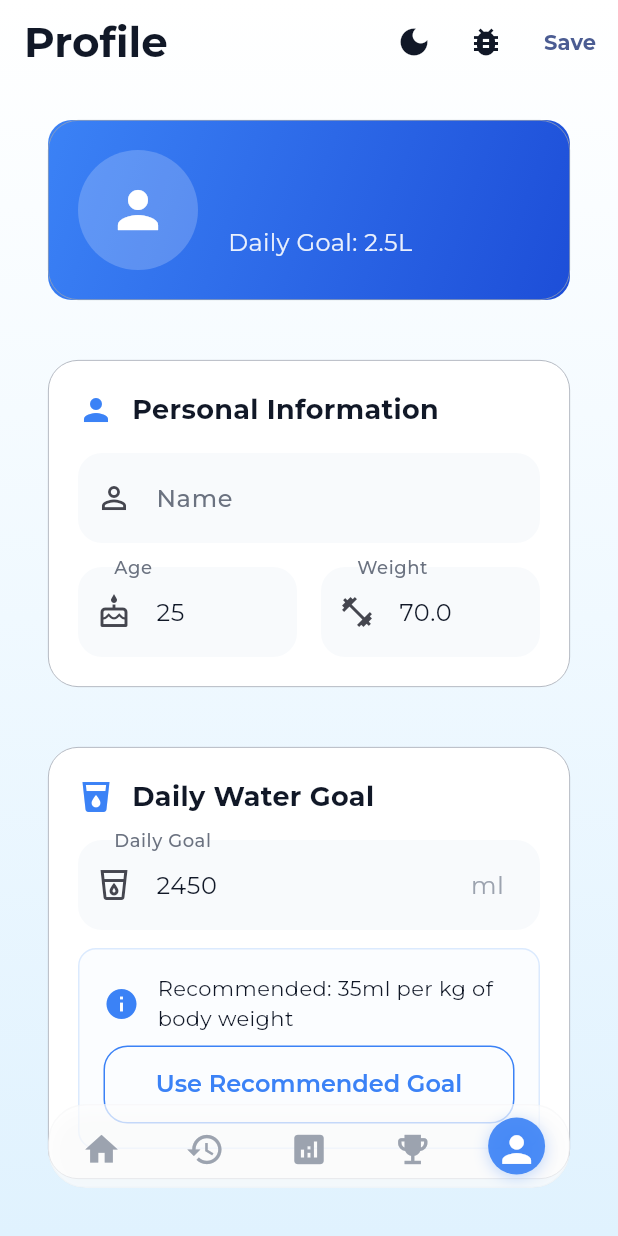
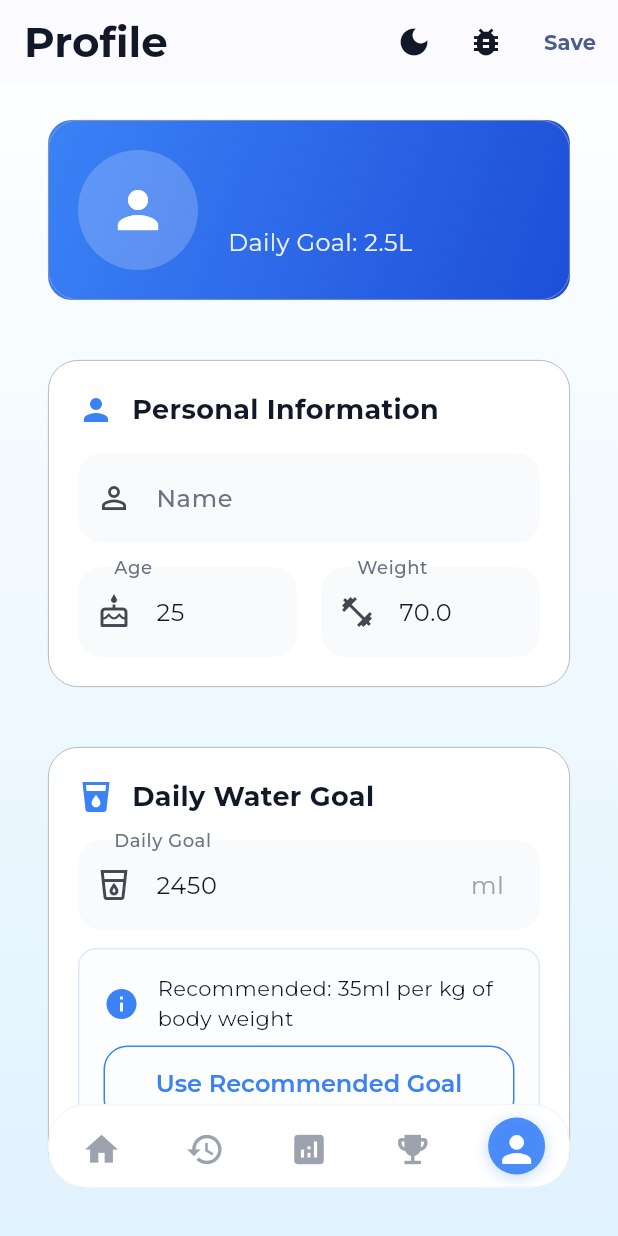
Before and after one commit to FatihHDR/hydrify, a Flutter app: the MainScreen screen opened directly, item 5 of the bottom bar chosen, on a phone screen of 412 x 824 dp. Run offline on Flutter 3.47's test engine with Material 3 defaults, Android fonts, the phone set to English and light mode, and no system bars; our stand-ins replace firebase_auth, firebase_core, fl_chart, flutter_local_notifications, google_fonts, google_sign_in and 4 more; accounts and stored records are empty.

Commit message:
feat: Enhance app bar design with blur effect and improved background opacity across multiple screens

```diff
--- a/lib/views/analytics_screen.dart
+++ b/lib/views/analytics_screen.dart
@@ -1,3 +1,4 @@
+import 'dart:ui';
 import 'package:flutter/material.dart';
 import 'package:provider/provider.dart';
 import '../viewmodels/analytics_viewmodel.dart';
--- a/lib/views/profile_screen.dart
+++ b/lib/views/profile_screen.dart
@@ -1,3 +1,4 @@
+import 'dart:ui';
 import 'package:flutter/material.dart';
 import 'package:provider/provider.dart';
 import '../viewmodels/profile_viewmodel.dart';
@@ -57,12 +58,19 @@ class _ProfileScreenState extends State<ProfileScreen> {
   Widget build(BuildContext context) {
     return GradientBackground(
       child: Scaffold(
-        backgroundColor: Colors.transparent,
-        appBar: AppBar(
-          title: const Text('Profile'),
-          backgroundColor: Colors.transparent,
-          foregroundColor: Theme.of(context).textTheme.titleLarge?.color,
-          elevation: 0,        actions: [
+        backgroundColor: Colors.transparent,        appBar: PreferredSize(
+          preferredSize: const Size.fromHeight(kToolbarHeight),
+          child: ClipRRect(
+            child: BackdropFilter(
+              filter: ImageFilter.blur(sigmaX: 10, sigmaY: 10),
+              child: AppBar(
+                title: const Text('Profile'),
+                backgroundColor: Theme.of(context).scaffoldBackgroundColor.withOpacity(0.7),
+                foregroundColor: Theme.of(context).textTheme.titleLarge?.color,
+                elevation: 0,
+                surfaceTintColor: Colors.transparent,
+                shadowColor: Colors.transparent,                scrolledUnderElevation: 0,
+                actions: [
           // Animated theme toggle button
           const ThemeToggleButton(),
           // Debug button
@@ -91,7 +99,10 @@ class _ProfileScreenState extends State<ProfileScreen> {
             },
           ),
         ],
-      ),
+              ),
+            ),
+          ),
+        ),
       body: Consumer<ProfileViewModel>(
         builder: (context, viewModel, child) {
           if (viewModel.isLoading) {
--- a/lib/widgets/advanced_widgets.dart
+++ b/lib/widgets/advanced_widgets.dart
@@ -909,27 +909,26 @@ class FloatingBottomNavBar extends StatelessWidget {
   });  @override
   Widget build(BuildContext context) {
     final theme = Theme.of(context);
-    final isDark = theme.brightness == Brightness.dark;
-      return Container(
+    final isDark = theme.brightness == Brightness.dark;    return Container(
       margin: const EdgeInsets.all(12),
       child: ClipRRect(
         borderRadius: BorderRadius.circular(25),
         child: Container(
           height: 56,
           decoration: BoxDecoration(
-            color: (isDark ? AppColors.surfaceDark : AppColors.surface).withOpacity(0.7), // More transparent
+            color: isDark ? AppColors.surfaceDark : AppColors.surface, // Back to original solid color
             borderRadius: BorderRadius.circular(25),
             border: Border.all(
               color: isDark
-                  ? AppColors.surfaceVariantDark.withOpacity(0.2)
-                  : AppColors.textLight.withOpacity(0.05),
+                  ? AppColors.surfaceVariantDark.withOpacity(0.3)
+                  : AppColors.textLight.withOpacity(0.1),
               width: 1,
             ),
             boxShadow: [
               BoxShadow(
-                color: Colors.black.withOpacity(isDark ? 0.2 : 0.05),
-                blurRadius: 10,
-                offset: const Offset(0, 4),
+                color: Colors.black.withOpacity(isDark ? 0.3 : 0.1),
+                blurRadius: 15,
+                offset: const Offset(0, 8),
               ),
             ],
           ),
```
Also changed, not shown: lib/views/achievement_screen.dart (+11 -2 lines), lib/views/history_screen.dart (+11 -2 lines), lib/views/home_screen.dart (+11 -2 lines).
